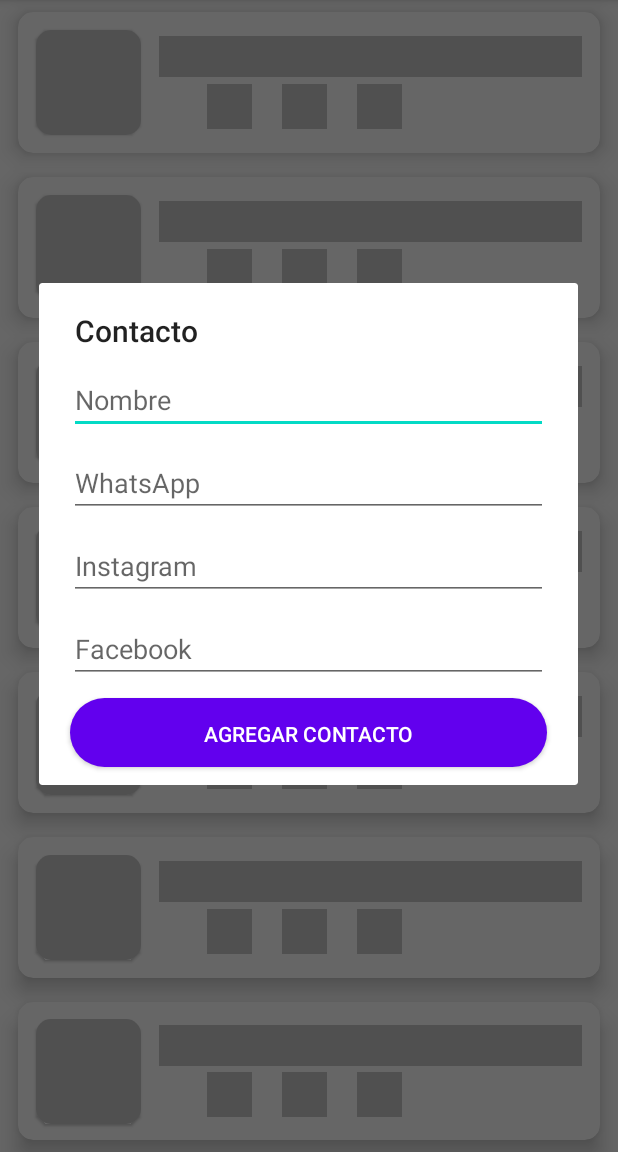
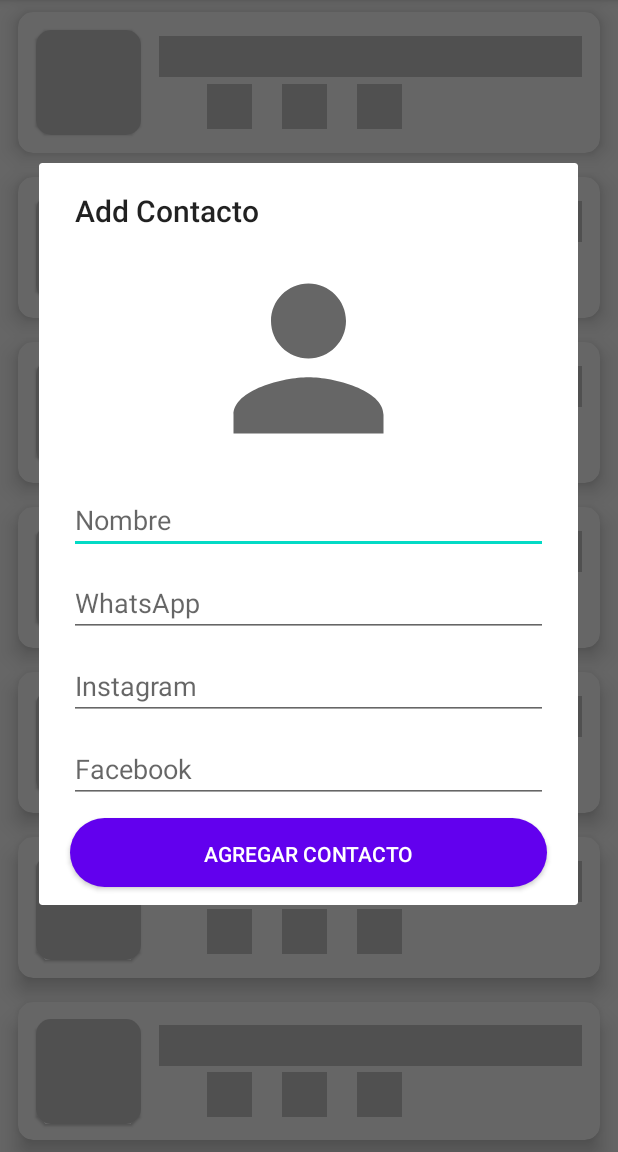
Before and after one commit to estebanjrdev/Add-Me, an Android app: the screen it shows after launch (MainActivity), after a tap on "Agregar", on a phone screen of 412 x 824 dp, the part 84-1236 px from its top. Run offline under Robolectric (Android 15) with nearby library versions, the phone set to English and light mode, and no system bars; our stand-ins replace Dagger/Hilt's generated code, Shimmer; network calls fail; 1 statement that could not run was skipped.

Commit message:
save change

```diff
--- a/app/build.gradle
+++ b/app/build.gradle
@@ -61,6 +61,7 @@ dependencies {
     implementation "com.squareup.retrofit2:retrofit:2.9.0"
     implementation "com.squareup.retrofit2:converter-gson:2.9.0"
     implementation "com.squareup.okhttp3:logging-interceptor:4.10.0"
+    implementation 'com.github.bumptech.glide:glide:4.15.1'
     testImplementation 'junit:junit:4.+'
     androidTestImplementation 'androidx.test.ext:junit:1.1.2'
     androidTestImplementation 'androidx.test.espresso:espresso-core:3.3.0'
--- a/app/src/main/java/com/ejrm/addme/data/ContactRepository.kt
+++ b/app/src/main/java/com/ejrm/addme/data/ContactRepository.kt
@@ -14,7 +14,7 @@ class ContactRepository @Inject constructor(
     suspend fun getSearchContact(search: String): List<Contact> {
         return apiService.getSearch(search)
     }
-    suspend fun addContact(name: String, phone: String, instagram: String, facebook: String): List<ContactResponse> {
-        return apiService.addContact(name,phone,instagram,facebook)
+    suspend fun addContact(image:String, name: String, phone: String, instagram: String, facebook: String): List<ContactResponse> {
+        return apiService.addContact(image, name,phone,instagram,facebook)
     }
 }
--- a/app/src/main/java/com/ejrm/addme/data/model/Contact.kt
+++ b/app/src/main/java/com/ejrm/addme/data/model/Contact.kt
@@ -3,6 +3,7 @@ package com.ejrm.addme.data.model
 import com.google.gson.annotations.SerializedName
 
 data class Contact (
+    @SerializedName("image") var image: String,
     @SerializedName("name") var name: String,
     @SerializedName("phone") var phone: String,
     @SerializedName("instagram") var instagram: String,
--- a/app/src/main/java/com/ejrm/addme/data/network/ContactApiClient.kt
+++ b/app/src/main/java/com/ejrm/addme/data/network/ContactApiClient.kt
@@ -17,6 +17,7 @@ interface ContactApiClient {
     @FormUrlEncoded
     @POST("/api/add/index.php")
     suspend fun addContact(
+        @Field("image") image: String,
         @Field("name") name: String,
         @Field("phone") phone: String,
         @Field("instagram") instagram: String,
--- a/app/src/main/java/com/ejrm/addme/data/network/ContactService.kt
+++ b/app/src/main/java/com/ejrm/addme/data/network/ContactService.kt
@@ -21,9 +21,9 @@ class ContactService @Inject constructor(private val api: ContactApiClient) {
             response.body() ?: emptyList()
         }
     }
-    suspend fun addContact(name: String, phone: String, instagram: String, facebook: String): List<ContactResponse> {
+    suspend fun addContact(image:String, name: String, phone: String, instagram: String, facebook: String): List<ContactResponse> {
         return withContext(Dispatchers.IO) {
-            val response = api.addContact(name,phone,instagram,facebook)
+            val response = api.addContact(image, name,phone,instagram,facebook)
             response.body() ?: emptyList()
         }
     }
--- a/app/src/main/java/com/ejrm/addme/domain/CrudContact.kt
+++ b/app/src/main/java/com/ejrm/addme/domain/CrudContact.kt
@@ -7,5 +7,5 @@ import javax.inject.Inject
 class CrudContact @Inject constructor(private val repository: ContactRepository) {
     suspend operator fun invoke() = repository.getAllContact()
     suspend fun invokeSearch(search: String) = repository.getSearchContact(search)
-    suspend fun invokeAdd(name: String, phone: String, instagram: String, facebook: String) = repository.addContact(name,phone,instagram,facebook)
+    suspend fun invokeAdd(image:String, name: String, phone: String, instagram: String, facebook: String) = repository.addContact(image,name,phone,instagram,facebook)
 }
--- a/app/src/main/java/com/ejrm/addme/ui/view/adapters/ContactAdapter.kt
+++ b/app/src/main/java/com/ejrm/addme/ui/view/adapters/ContactAdapter.kt
@@ -12,11 +12,10 @@ import com.ejrm.addme.databinding.CardItemRecyclerBinding
 
 
 class ContactAdapter(
-    private var contactList: List<Contact> = emptyList(),
     private val onClickListener: (Contact) -> Unit
 ) :
     RecyclerView.Adapter<ContactViewHolder>() {
-
+    private var contactList = listOf<Contact>()
     fun updateList(list: List<Contact>) {
         contactList = list
         notifyDataSetChanged()
--- a/app/src/main/java/com/ejrm/addme/ui/view/adapters/ContactViewHolder.kt
+++ b/app/src/main/java/com/ejrm/addme/ui/view/adapters/ContactViewHolder.kt
@@ -5,6 +5,7 @@ import android.view.View
 import android.widget.Toast
 import androidx.annotation.RequiresApi
 import androidx.recyclerview.widget.RecyclerView
+import com.bumptech.glide.Glide
 import com.ejrm.addme.data.model.Contact
 import com.ejrm.addme.databinding.CardItemRecyclerBinding
 
@@ -13,6 +14,7 @@ class ContactViewHolder(view: View) : RecyclerView.ViewHolder(view) {
 
     @RequiresApi(Build.VERSION_CODES.O)
     fun bind(contact: Contact, onClickListener: (Contact) -> Unit) {
+        Glide.with(emisoraCardBinding.root.context).load(contact.image).into(emisoraCardBinding.imgPerson)
         emisoraCardBinding.txtName.text = contact.name
         emisoraCardBinding.btnWhatsApp.setOnClickListener { Toast.makeText(itemView.context,contact.phone,Toast.LENGTH_SHORT).show() }
         emisoraCardBinding.btnInstagram.setOnClickListener { Toast.makeText(itemView.context,contact.instagram,Toast.LENGTH_SHORT).show() }
--- a/app/src/main/java/com/ejrm/addme/ui/viewmodel/MainViewModel.kt
+++ b/app/src/main/java/com/ejrm/addme/ui/viewmodel/MainViewModel.kt
@@ -12,18 +12,20 @@ import javax.inject.Inject
 
 @HiltViewModel
 class MainViewModel @Inject constructor(private val getContactDomain: CrudContact) : ViewModel() {
-    private var livedatalist: MutableLiveData<List<Contact>> = MutableLiveData()
-    val isSuccefull: MutableLiveData<List<ContactResponse>> = MutableLiveData()
+    private var _livedatalist: MutableLiveData<List<Contact>> = MutableLiveData(listOf())
+    val livedatalist: MutableLiveData<List<Contact>> = _livedatalist
+    val isSuccessfull: MutableLiveData<List<ContactResponse>> = MutableLiveData()
 
     fun getLiveDataObserver(): MutableLiveData<List<Contact>> = livedatalist
-    fun succefull(): MutableLiveData<List<ContactResponse>> = isSuccefull
+    fun getSuccessfulObserver(): MutableLiveData<List<ContactResponse>> = isSuccessfull
 
     fun getAllContact() {
         viewModelScope.launch {
             val contacts = getContactDomain.invoke()
-            livedatalist.postValue(contacts)
+            _livedatalist.postValue(contacts)
         }
     }
+
     fun search(search: String) {
         viewModelScope.launch {
             val contacts = getContactDomain.invokeSearch(search)
@@ -31,10 +33,11 @@ class MainViewModel @Inject constructor(private val getContactDomain: CrudContac
             livedatalist.postValue(contacts)
         }
     }
-    fun add(name: String, phone: String, instagram: String, facebook: String) {
+
+    fun add(image:String, name: String, phone: String, instagram: String, facebook: String) {
         viewModelScope.launch {
-            val Succefull = getContactDomain.invokeAdd(name,phone,instagram,facebook)
-            isSuccefull.postValue(Succefull)
+            val Succefull = getContactDomain.invokeAdd(image, name, phone, instagram, facebook)
+            isSuccessfull.postValue(Succefull)
         }
     }
 }
--- a/app/src/main/res/layout/add_contact.xml
+++ b/app/src/main/res/layout/add_contact.xml
@@ -4,6 +4,17 @@
     android:layout_width="match_parent"
     android:layout_height="match_parent"
     android:orientation="vertical">
+
+    <ImageView
+        android:id="@+id/img_perfil"
+        android:layout_width="150dp"
+        android:layout_height="150dp"
+        android:layout_marginTop="10dp"
+        android:layout_gravity="center"
+        android:clickable="true"
+        android:tooltipText="Foto Contacto"
+        android:src="@drawable/ic_person_24"
+        tools:ignore="ContentDescription" />
     <EditText
         android:id="@+id/name"
         android:layout_width="match_parent"
--- a/app/src/main/res/layout/card_item_recycler.xml
+++ b/app/src/main/res/layout/card_item_recycler.xml
@@ -25,7 +25,7 @@
             app:layout_constraintTop_toTopOf="parent">
 
             <ImageView
-                android:id="@+id/img_cocktail"
+                android:id="@+id/img_person"
                 android:layout_width="match_parent"
                 android:layout_height="match_parent"
                 android:src="@drawable/ic_person_24"
```
Also changed, not shown: app/src/main/java/com/ejrm/addme/ui/view/MainActivity.kt (+74 -25 lines).
